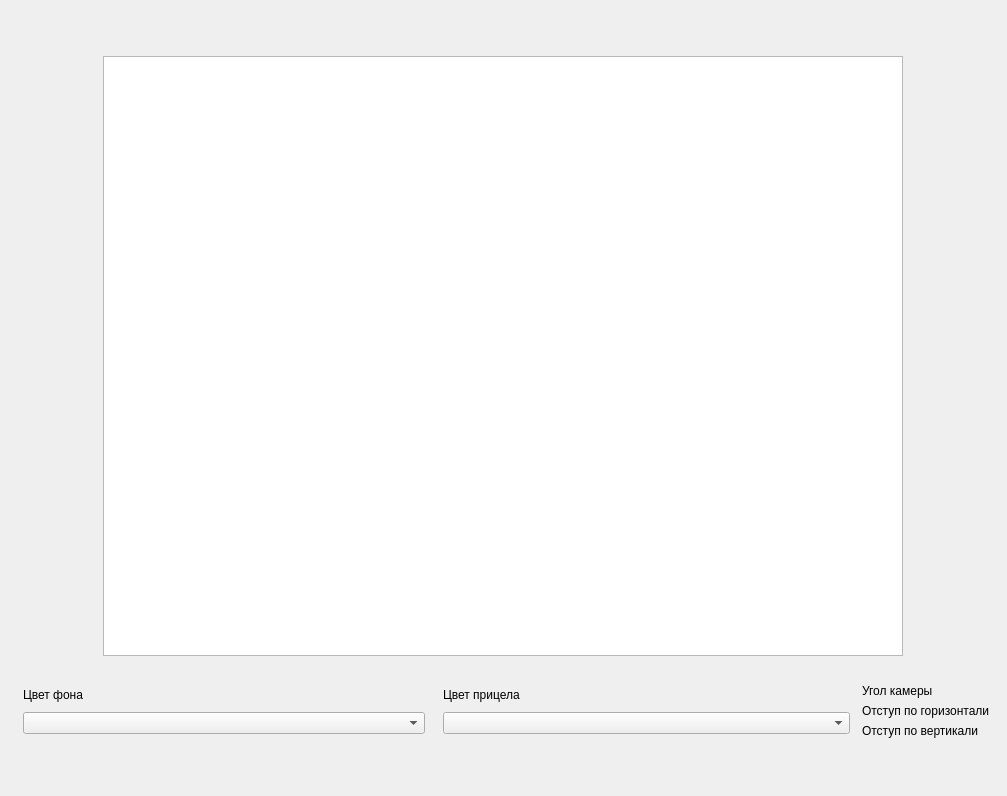
Above: Client/Src/GUI/client.ui from pavelenodd/SKB_MO_Test before the change. Below: the same form after it.
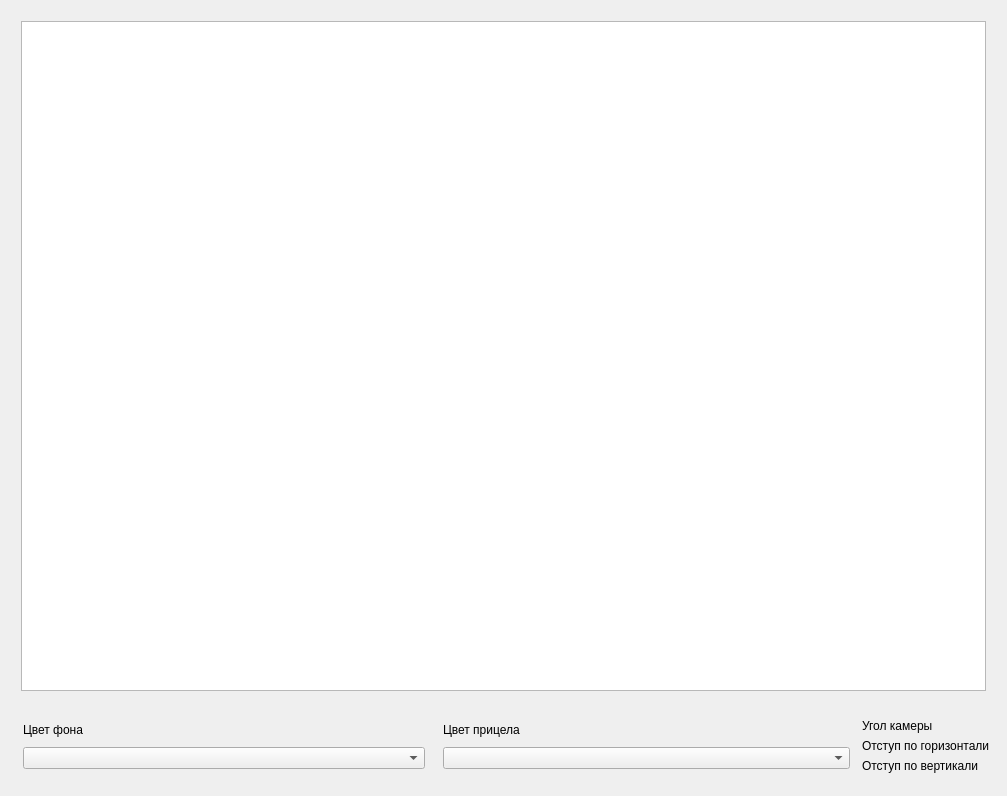
That is the form after the change.

Commit message: **Добавлена обработка ресурсов и улучшена загрузка SVG-изображений в GUI** Описание изменений: - Настроена обработка ресурсов и подключены SVG-ресурсы в сборку. - Улучшена загрузка и отображение SVG-изображений в графической сцене. - Оптимизирован код для работы с перекрестиями, добавлено центрирование и масштабирование.

```diff
--- a/Client/Src/GUI/client.ui
+++ b/Client/Src/GUI/client.ui
@@ -45,7 +45,7 @@
        <item row="0" column="0">
         <widget class="QGraphicsView" name="graphicsView">
          <property name="sizePolicy">
-          <sizepolicy hsizetype="Fixed" vsizetype="Fixed">
+          <sizepolicy hsizetype="Minimum" vsizetype="Minimum">
            <horstretch>0</horstretch>
            <verstretch>0</verstretch>
           </sizepolicy>
```
The commit also changes 7 other files.
